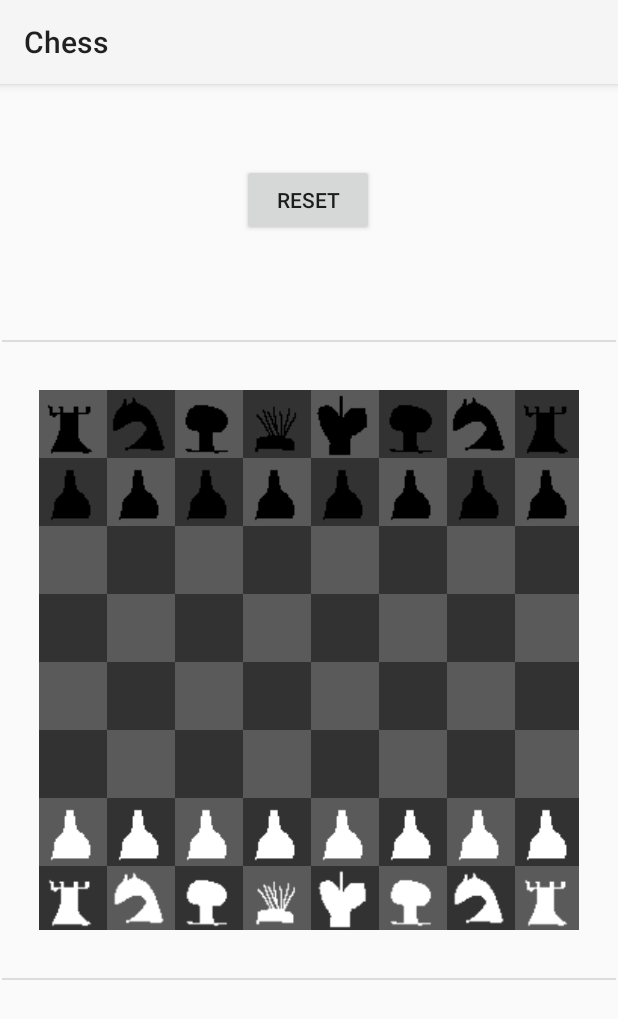
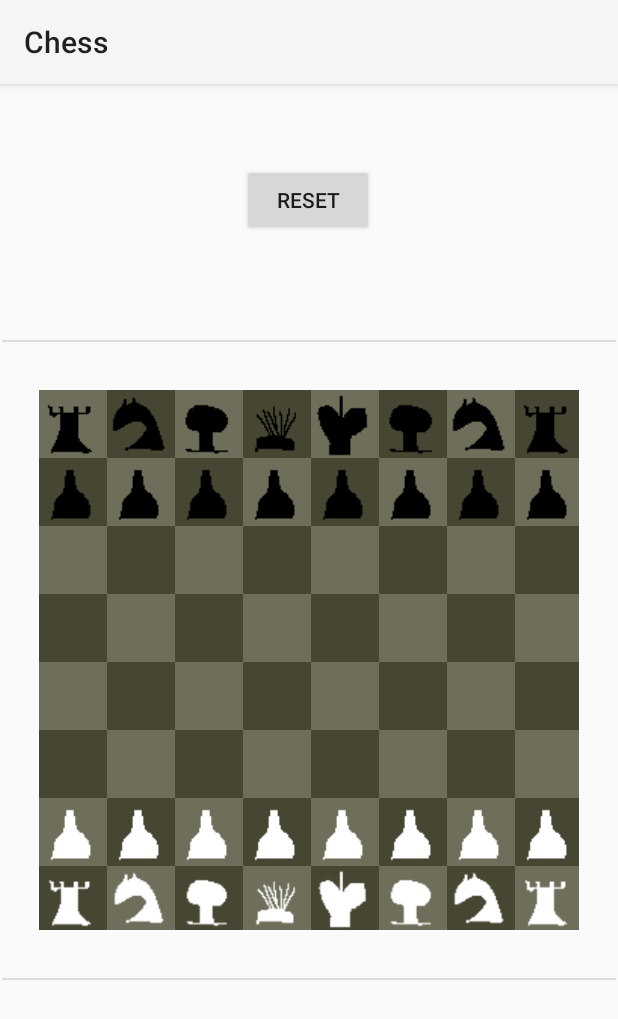
Before and after one commit to sejapoe/Chess, an Android app: the screen it shows after launch (MainActivity), on a phone screen of 412 x 824 dp. Shown: the top 1019 px of the screen. Run offline under Robolectric (Android 15) with nearby library versions, the phone set to English and light mode, and no system bars.

Commit message:
change colors

```diff
--- a/app/src/main/java/com/sejapoe/chess/game/theme/Theme.kt
+++ b/app/src/main/java/com/sejapoe/chess/game/theme/Theme.kt
@@ -10,12 +10,12 @@ enum class Theme(
     DEFAULT(
         ThemeColors(
             blackCell = CellColor(
-                mainColor = Color.rgb(50, 50, 50),
-                selectionColor = Color.rgb(80, 50, 50)
+                mainColor = Color.rgb(70, 70, 50),
+                selectionColor = Color.rgb(90, 70, 50)
             ),
             whiteCell = CellColor(
-                mainColor = Color.rgb(90, 90, 90),
-                selectionColor = Color.rgb(120, 90, 90)
+                mainColor = Color.rgb(110, 110, 90),
+                selectionColor = Color.rgb(130, 110, 90)
             ),
             blackPiece = Color.BLACK,
             whitePiece = Color.WHITE
```
